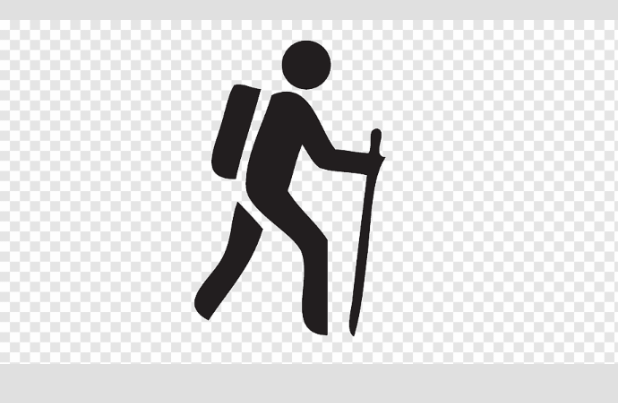
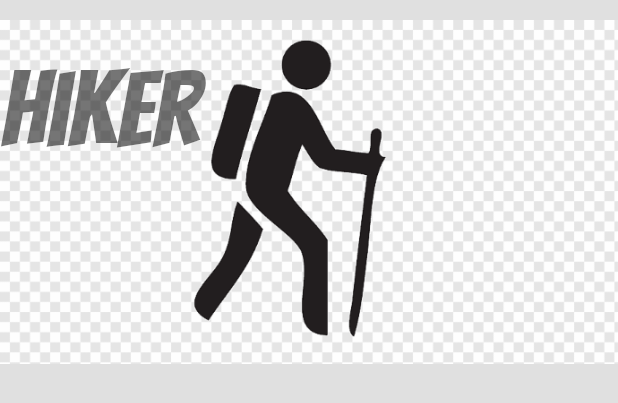
Before and after one commit to loayei/CPSC362-Project, an Android app: the layout welcome.xml on its own in the app's theme, with its tools: preview values and no code run, on a phone screen of 412 x 824 dp. Shown: the top 403 px of the screen. Run offline under Robolectric (Android 15) with nearby library versions, the phone set to English and light mode, and no system bars; Roboto replaces fonts that are not available here.

Commit message:
added welcome.xml

```diff
--- a/app/src/main/res/layout/welcome.xml
+++ b/app/src/main/res/layout/welcome.xml
@@ -1,16 +1,28 @@
 <?xml version="1.0" encoding="utf-8"?>
-<androidx.constraintlayout.widget.ConstraintLayout
-    xmlns:android="http://schemas.android.com/apk/res/android"
+<androidx.constraintlayout.widget.ConstraintLayout xmlns:android="http://schemas.android.com/apk/res/android"
     xmlns:tools="http://schemas.android.com/tools"
     android:layout_width="match_parent"
     android:layout_height="match_parent"
-    android:background="@color/backgroundApp">
+    android:background="@color/backgroundApp"
+    android:textAlignment="center">
 
     <ImageView
         android:layout_width="wrap_content"
         android:layout_height="wrap_content"
         android:src="@drawable/main_screen_logo"
+        tools:ignore="MissingConstraints"
         tools:layout_editor_absoluteX="0dp"
-        tools:layout_editor_absoluteY="16dp"
-        tools:ignore="MissingConstraints" />
+        tools:layout_editor_absoluteY="16dp" />
+
+    <TextView
+        android:id="@+id/textView"
+        android:layout_width="143dp"
+        android:layout_height="120dp"
+        android:fontFamily="@font/bangers"
+        android:text="Hiker"
+        android:textSize="70sp"
+        tools:layout_editor_absoluteX="134dp"
+        tools:layout_editor_absoluteY="370dp" />
+
+
 </androidx.constraintlayout.widget.ConstraintLayout>
```
